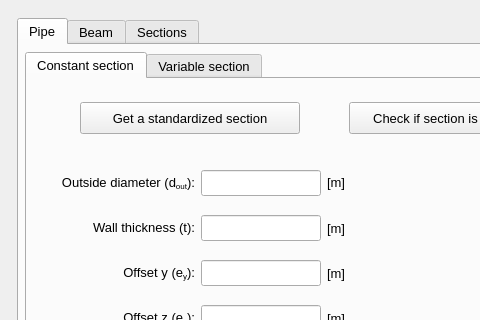
Before: the Qt Designer form pulse/interface/data/ui_files/model/setup/cross_section/cross_section_widget.ui in open-pulse/OpenPulse, drawn with Qt 5; both pictures show x 0 to 480 and y 0 to 320 of the 654 by 536 pixel window.
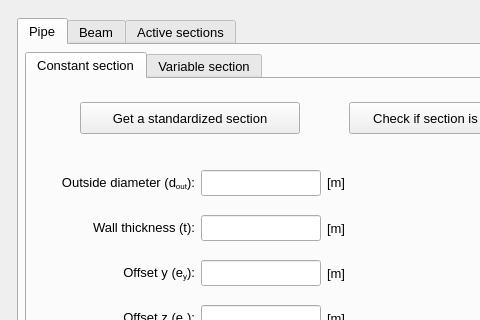
After: the same form once the commit is applied. Icons and pictures are not drawn.

Commit message: Implement a NPS-based filter for standardized cross-sections

What changed in the file:
```diff
--- a/pulse/interface/data/ui_files/model/setup/cross_section/cross_section_widget.ui
+++ b/pulse/interface/data/ui_files/model/setup/cross_section/cross_section_widget.ui
@@ -6494,7 +6494,7 @@
      </widget>
      <widget class="QWidget" name="tab_sections">
       <attribute name="title">
-       <string>Sections</string>
+       <string>Active sections</string>
       </attribute>
       <layout class="QGridLayout" name="gridLayout_25">
        <property name="leftMargin">
```
The commit also changes 3 other files.
